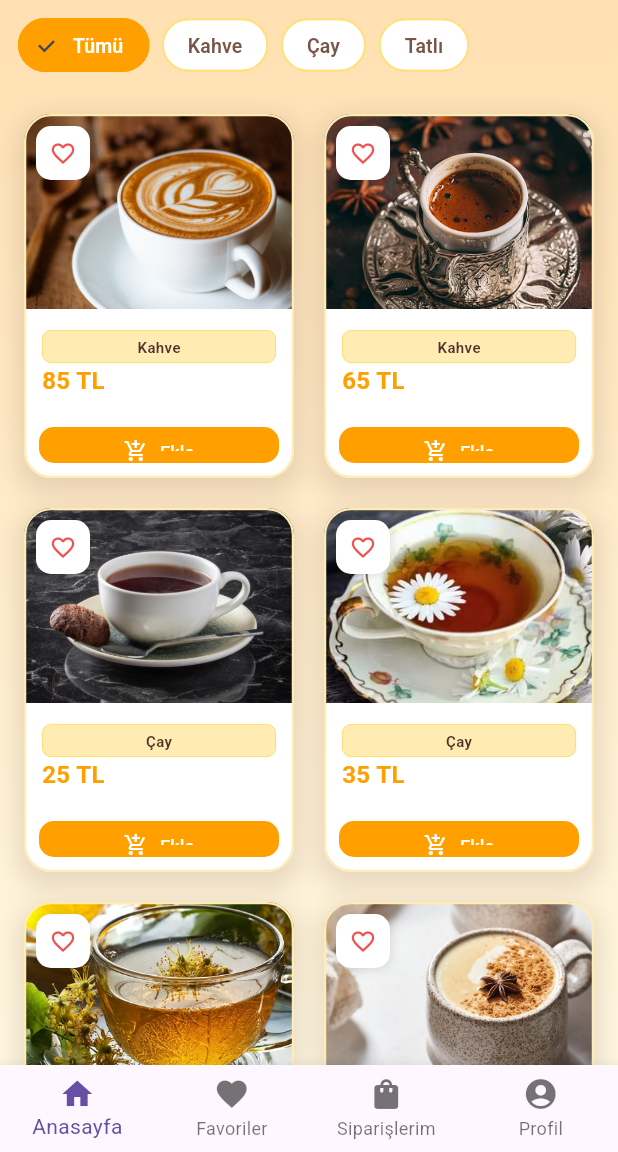
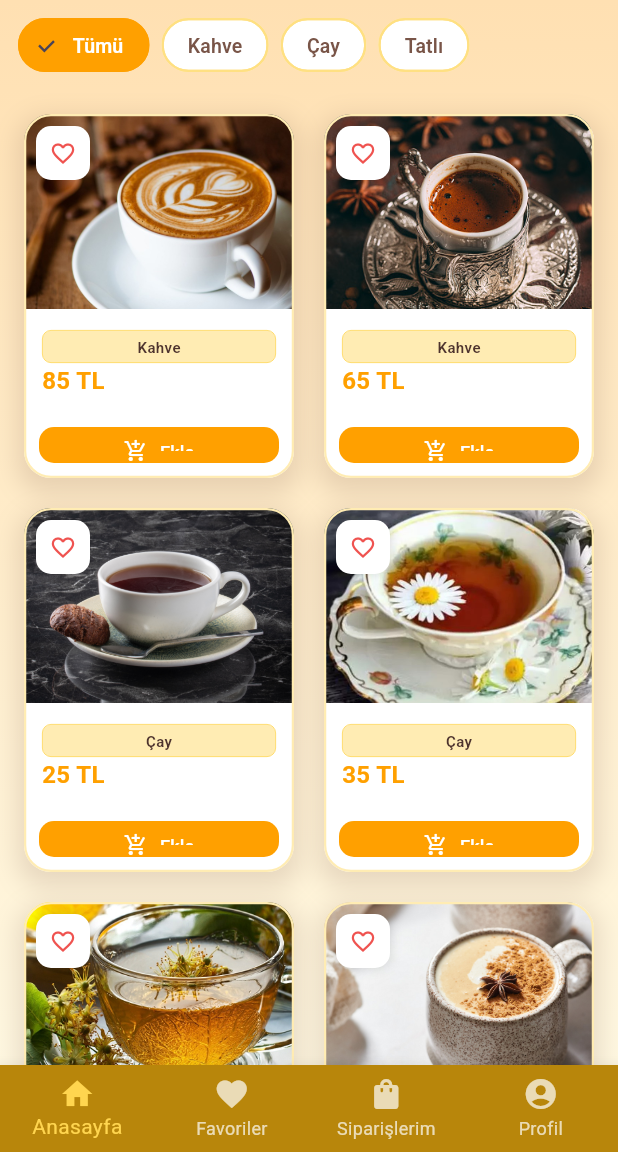
Before and after one commit to Beyza-KaraCE41/mini_cafe_app, a Flutter app: the screen it shows once a user with an empty profile is signed in, on a phone screen of 412 x 824 dp, the part 84-1236 px from its top. Run offline on Flutter 3.47's test engine with Material 3 defaults, Android fonts, the phone set to English and light mode, and no system bars; our stand-ins replace cloud_firestore, firebase_auth, firebase_core; accounts and stored records are empty.

Commit message:
updated main.dart

```diff
--- a/lib/main.dart
+++ b/lib/main.dart
@@ -4,11 +4,14 @@ import 'package:firebase_auth/firebase_auth.dart';
 import 'firebase_options.dart';
 import 'screens/login_screen.dart';
 import 'screens/home_screen.dart';
+import 'screens/admin_dashboard.dart';
 import 'services/auth_service.dart';
 
 void main() async {
   WidgetsFlutterBinding.ensureInitialized();
-  await Firebase.initializeApp(options: DefaultFirebaseOptions.currentPlatform);
+  await Firebase.initializeApp(
+    options: DefaultFirebaseOptions.currentPlatform,
+  );
   runApp(const MyApp());
 }
 
@@ -21,39 +24,74 @@ class MyApp extends StatelessWidget {
       debugShowCheckedModeBanner: false,
       title: 'Mini Cafe',
       theme: ThemeData(
+        useMaterial3: true,
         scaffoldBackgroundColor: const Color(0xFFFFF1F7),
         appBarTheme: const AppBarTheme(
           backgroundColor: Color(0xFFB8860B),
           foregroundColor: Colors.white,
           elevation: 0,
         ),
-        textTheme: const TextTheme(bodyMedium: TextStyle(fontFamily: 'Roboto')),
+        bottomNavigationBarTheme: BottomNavigationBarThemeData(
+          backgroundColor: const Color(0xFFB8860B),
+          selectedItemColor: Colors.amber.shade300,
+          unselectedItemColor: Colors.white70,
+          elevation: 8,
         ),
-      home: const AuthWrapper(),
+      ),
+      home: const AuthCheck(),
     );
   }
 }
 
-class AuthWrapper extends StatelessWidget {
-  const AuthWrapper({super.key});
+class AuthCheck extends StatelessWidget {
+  const AuthCheck({super.key});
 
   @override
   Widget build(BuildContext context) {
-    return StreamBuilder<User?>(
-      stream: AuthService().authStateChanges,
+    final AuthService authService = AuthService();
+
+    return Scaffold(
+      body: StreamBuilder<User?>(
+        stream: FirebaseAuth.instance.authStateChanges(),
         builder: (context, snapshot) {
+          // ⏳ Yükleniyor
           if (snapshot.connectionState == ConnectionState.waiting) {
-          return const Scaffold(
-            body: Center(child: CircularProgressIndicator()),
+            return const Center(
+              child: CircularProgressIndicator(
+                valueColor: AlwaysStoppedAnimation<Color>(Colors.brown),
+              ),
             );
           }
 
+          // ✅ User varsa
           if (snapshot.hasData) {
+            return FutureBuilder<String>(
+              future: authService.getUserRole(),
+              builder: (context, roleSnapshot) {
+                if (roleSnapshot.connectionState == ConnectionState.waiting) {
+                  return const Center(child: CircularProgressIndicator());
+                }
+
+                final role = roleSnapshot.data ?? 'customer';
+                print(
+                    '✅ USER LOGGED IN: ${snapshot.data?.email} | Role: $role');
+
+                // 👨‍💼 ADMIN MI?
+                if (role == 'admin') {
+                  return const AdminDashboard();
+                }
+
+                // 👤 NORMAL CUSTOMER
                 return const HomeScreen();
-        } else {
-          return const LoginScreen();
-        }
               },
             );
           }
+
+          // 🔐 User yoksa Login
+          print('🔐 LOGIN SCREEN');
+          return const LoginScreen();
+        },
+      ),
+    );
   }
+}
```
Lines whose indentation alone changed are shown as unchanged.
